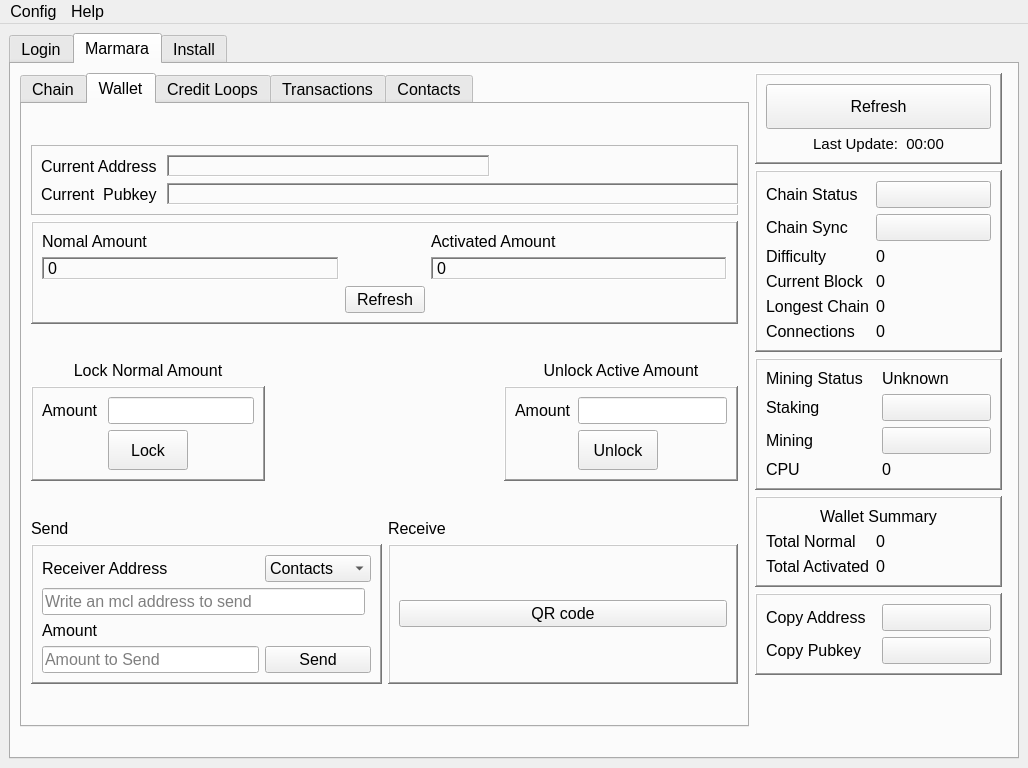
Above: src/main/python/qtguidesign.ui from marmarachain/marmara-connector before the change. Below: the same form after it.
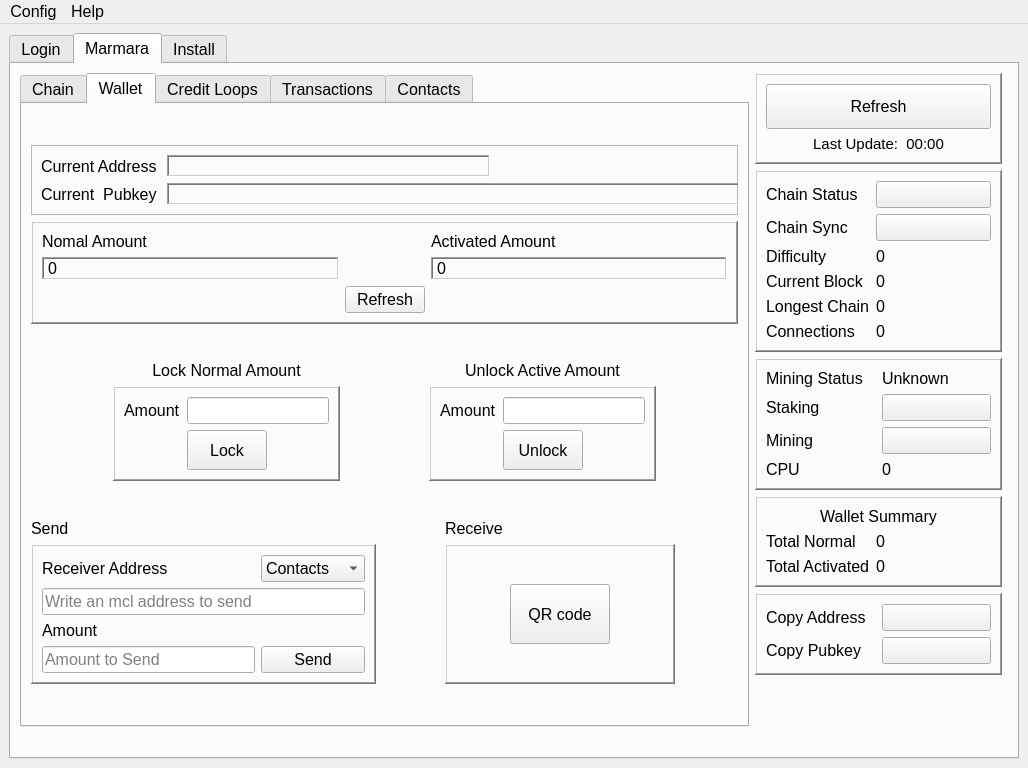
That is the form after the change. The open tabs and pages were chosen to show the change. Icons and pictures are not drawn.

Commit message: [add] added sendrawtransaction call code to chain_args.py [add] created qr_code_gen.py the image class for QR code needed to print the QR image on the dialog box [add] added method for marmaralockamount for activating the coins [add] added sendrawtransaction method for confirming the transactions. messageboxes are added to the UI that asks for user confirmation for the relevant transaction [ref] design changes made on the pages of the gui, stylings are added [add] method added for displaying the result of marmaralock command [add] thread and worker created for processing marmaralock method

```diff
--- a/src/main/python/qtguidesign.ui
+++ b/src/main/python/qtguidesign.ui
@@ -2299,23 +2299,7 @@
             </item>
             <item row="4" column="1">
              <layout class="QGridLayout" name="activate_deactivate_Layout">
-              <item row="0" column="0">
-               <widget class="QLabel" name="normalamount_activation_label">
-                <property name="frameShape">
-                 <enum>QFrame::NoFrame</enum>
-                </property>
-                <property name="frameShadow">
-                 <enum>QFrame::Plain</enum>
-                </property>
-                <property name="text">
-                 <string>Lock Normal Amount</string>
-                </property>
-                <property name="alignment">
-                 <set>Qt::AlignCenter</set>
-                </property>
-               </widget>
-              </item>
-              <item row="1" column="2">
+              <item row="1" column="3">
                <widget class="QFrame" name="unlock_activeamount_frame">
                 <property name="frameShape">
                  <enum>QFrame::WinPanel</enum>
@@ -2379,7 +2363,7 @@
                 </layout>
                </widget>
               </item>
-              <item row="1" column="0">
+              <item row="1" column="1">
                <widget class="QFrame" name="normalamount_activation_frame">
                 <property name="frameShape">
                  <enum>QFrame::WinPanel</enum>
@@ -2391,10 +2375,10 @@
                  <item row="0" column="1" colspan="2">
                   <widget class="QLineEdit" name="activate_amount_value"/>
                  </item>
-                 <item row="1" column="0">
-                  <spacer name="horizontalSpacer_19">
-                   <property name="orientation">
-                    <enum>Qt::Horizontal</enum>
+                 <item row="0" column="0">
+                  <widget class="QLabel" name="lock_amount_label">
+                   <property name="text">
+                    <string>Amount</string>
                    </property>
                    <property name="sizeHint" stdset="0">
                     <size>
@@ -2402,7 +2386,7 @@
                      <height>20</height>
                     </size>
                    </property>
-                  </spacer>
+                  </widget>
                  </item>
                  <item row="1" column="1">
                   <widget class="QPushButton" name="activate_button">
@@ -2417,15 +2401,15 @@
                    </property>
                   </widget>
                  </item>
-                 <item row="0" column="0">
-                  <widget class="QLabel" name="activate_amount_label">
-                   <property name="text">
-                    <string>Amount</string>
+                 <item row="1" column="0">
+                  <spacer name="horizontalSpacer_19">
+                   <property name="orientation">
+                    <enum>Qt::Horizontal</enum>
                    </property>
                    <property name="buddy">
                     <cstring>activate_amount_value</cstring>
                    </property>
-                  </widget>
+                  </spacer>
                  </item>
                  <item row="1" column="2">
                   <spacer name="horizontalSpacer_20">
@@ -2443,7 +2427,7 @@
                 </layout>
                </widget>
               </item>
-              <item row="0" column="2">
+              <item row="0" column="3">
                <widget class="QLabel" name="unlock_activeamount_label">
                 <property name="frameShape">
                  <enum>QFrame::NoFrame</enum>
@@ -2459,7 +2443,49 @@
                 </property>
                </widget>
               </item>
-              <item row="0" column="1" rowspan="2">
+              <item row="0" column="1">
+               <widget class="QLabel" name="lock_normal_amount_label">
+                <property name="frameShape">
+                 <enum>QFrame::NoFrame</enum>
+                </property>
+                <property name="frameShadow">
+                 <enum>QFrame::Plain</enum>
+                </property>
+                <property name="text">
+                 <string>Lock Normal Amount</string>
+                </property>
+                <property name="alignment">
+                 <set>Qt::AlignCenter</set>
+                </property>
+               </widget>
+              </item>
+              <item row="0" column="0" rowspan="2">
+               <spacer name="horizontalSpacer_18">
+                <property name="orientation">
+                 <enum>Qt::Horizontal</enum>
+                </property>
+                <property name="sizeHint" stdset="0">
+                 <size>
+                  <width>40</width>
+                  <height>20</height>
+                 </size>
+                </property>
+               </spacer>
+              </item>
+              <item row="0" column="4" rowspan="2">
+               <spacer name="horizontalSpacer_47">
+                <property name="orientation">
+                 <enum>Qt::Horizontal</enum>
+                </property>
+                <property name="sizeHint" stdset="0">
+                 <size>
+                  <width>40</width>
+                  <height>20</height>
+                 </size>
+                </property>
+               </spacer>
+              </item>
+              <item row="0" column="2" rowspan="2">
                <spacer name="horizontalSpacer_12">
                 <property name="orientation">
                  <enum>Qt::Horizontal</enum>
@@ -2483,7 +2509,7 @@
                 </property>
                </widget>
               </item>
-              <item row="0" column="1">
+              <item row="0" column="2">
                <widget class="QLabel" name="coinreceive_label">
                 <property name="text">
                  <string>Receive</string>
@@ -2565,7 +2591,26 @@
                </widget>
               </item>
               <item row="1" column="1">
+               <spacer name="horizontalSpacer_48">
+                <property name="orientation">
+                 <enum>Qt::Horizontal</enum>
+                </property>
+                <property name="sizeHint" stdset="0">
+                 <size>
+                  <width>40</width>
+                  <height>20</height>
+                 </size>
+                </property>
+               </spacer>
+              </item>
+              <item row="1" column="2">
                <widget class="QFrame" name="coinreceive_lframe">
+                <property name="minimumSize">
+                 <size>
+                  <width>230</width>
+                  <height>0</height>
+                 </size>
+                </property>
                 <property name="frameShape">
                  <enum>QFrame::WinPanel</enum>
                 </property>
@@ -2578,7 +2623,13 @@
                    <property name="minimumSize">
                     <size>
                      <width>0</width>
-                     <height>0</height>
+                     <height>60</height>
+                    </size>
+                   </property>
+                   <property name="maximumSize">
+                    <size>
+                     <width>100</width>
+                     <height>16777215</height>
                     </size>
                    </property>
                    <property name="text">
@@ -2589,6 +2640,19 @@
                 </layout>
                </widget>
               </item>
+              <item row="1" column="3">
+               <spacer name="horizontalSpacer_49">
+                <property name="orientation">
+                 <enum>Qt::Horizontal</enum>
+                </property>
+                <property name="sizeHint" stdset="0">
+                 <size>
+                  <width>40</width>
+                  <height>20</height>
+                 </size>
+                </property>
+               </spacer>
+              </item>
              </layout>
             </item>
             <item row="5" column="1">
```
Left out of the diff: 121 changed lines with no effect on the pictures. The commit also changes 5 other files.
